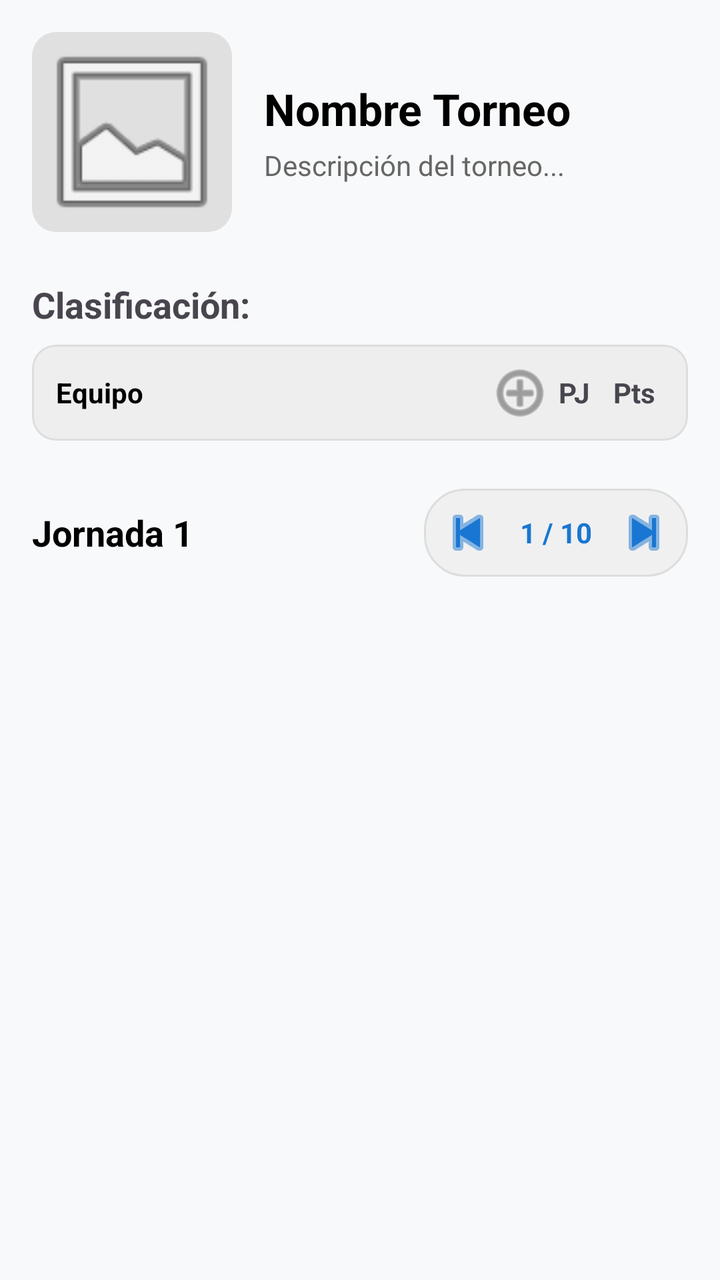
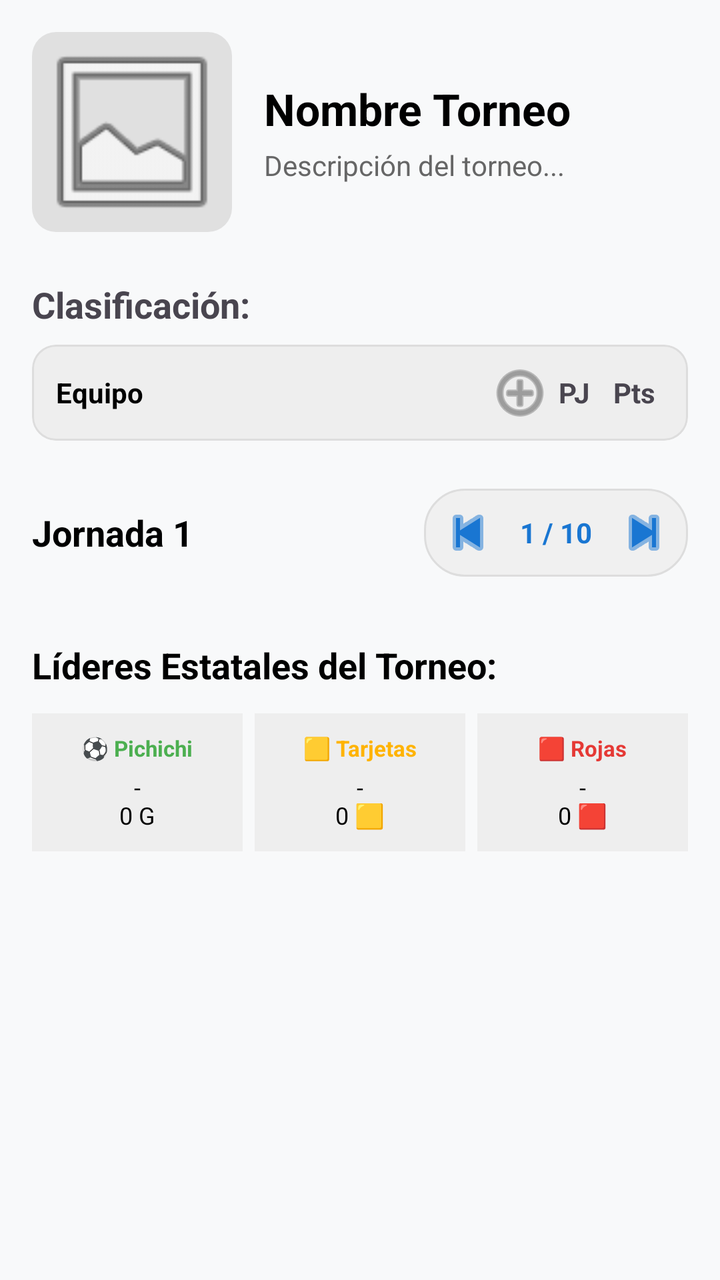

An Android layout rendered at two revisions. The XML below is the earlier revision; the diff shows what the commit changed to produce the second picture.
<!-- AndroidManifest.xml: application theme Theme.TournamentApp -->
<!-- res/layout/fragment_torneo_detalle.xml -->
<?xml version="1.0" encoding="utf-8"?>
<androidx.core.widget.NestedScrollView xmlns:android="http://schemas.android.com/apk/res/android"
    xmlns:app="http://schemas.android.com/apk/res-auto"
    android:layout_width="match_parent"
    android:layout_height="match_parent"
    android:background="#F8F9FA">

    <LinearLayout
        android:layout_width="match_parent"
        android:layout_height="wrap_content"
        android:orientation="vertical"
        android:padding="16dp">

        <LinearLayout
            android:layout_width="match_parent"
            android:layout_height="wrap_content"
            android:orientation="horizontal"
            android:gravity="center_vertical"
            android:layout_marginBottom="24dp">

            <com.google.android.material.imageview.ShapeableImageView
                android:id="@+id/ivDetalleTorneoLogo"
                android:layout_width="100dp"
                android:layout_height="100dp"
                android:scaleType="centerCrop"
                app:shapeAppearanceOverlay="@style/CornerRounded"
                android:src="@android:drawable/ic_menu_gallery"
                android:background="#E0E0E0" />

            <LinearLayout
                android:layout_width="match_parent"
                android:layout_height="wrap_content"
                android:orientation="vertical"
                android:layout_marginStart="16dp">

                <TextView
                    android:id="@+id/tvDetalleTorneoNombre"
                    android:layout_width="wrap_content"
                    android:layout_height="wrap_content"
                    android:text="Nombre Torneo"
                    android:textSize="22sp"
                    android:textStyle="bold"
                    android:textColor="@color/black" />

                <TextView
                    android:id="@+id/tvDetalleTorneoDesc"
                    android:layout_width="wrap_content"
                    android:layout_height="wrap_content"
                    android:text="Descripción del torneo..."
                    android:textSize="14sp"
                    android:textColor="#666666"
                    android:layout_marginTop="4dp" />
            </LinearLayout>
        </LinearLayout>
        <LinearLayout
            android:id="@+id/layoutAdminPanel"
            android:layout_width="match_parent"
            android:layout_height="wrap_content"
            android:orientation="vertical"
            android:visibility="gone"
            android:layout_marginBottom="24dp">

            <com.google.android.material.card.MaterialCardView
                android:layout_width="match_parent"
                android:layout_height="wrap_content"
                app:cardCornerRadius="8dp"
                app:cardBackgroundColor="#E3F2FD"
                app:strokeWidth="0dp"
                android:layout_marginBottom="12dp">

                <LinearLayout
                    android:layout_width="match_parent"
                    android:layout_height="wrap_content"
                    android:orientation="horizontal"
                    android:gravity="center_vertical"
                    android:padding="12dp">

                    <ImageView
                        android:layout_width="24dp"
                        android:layout_height="24dp"
                        android:src="@android:drawable/ic_secure"
                        app:tint="#1976D2" />

                    <TextView
                        android:layout_width="0dp"
                        android:layout_height="wrap_content"
                        android:layout_weight="1"
                        android:text="Código de Invitación:"
                        android:textColor="#1976D2"
                        android:layout_marginStart="8dp"/>

                    <TextView
                        android:id="@+id/tvAdminCodigo"
                        android:layout_width="wrap_content"
                        android:layout_height="wrap_content"
                        android:text="TRN-XXXX"
                        android:textStyle="bold"
                        android:textSize="18sp"
                        android:textColor="#1976D2" />
                </LinearLayout>
            </com.google.android.material.card.MaterialCardView>


                <TextView
                    android:layout_width="wrap_content"
                    android:layout_height="wrap_content"
                    android:text="Co-Administradores del Torneo:"
                    android:textStyle="bold"
                    android:textSize="14sp"
                    android:textColor="#333333"
                    android:layout_marginTop="8dp"
                    android:layout_marginBottom="8dp"/>

                <LinearLayout
                    android:layout_width="match_parent"
                    android:layout_height="wrap_content"
                    android:orientation="horizontal"
                    android:gravity="center_vertical"
                    android:layout_marginBottom="16dp">

                    <ImageButton
                        android:id="@+id/btnAgregarAdmin"
                        android:layout_width="48dp"
                        android:layout_height="48dp"
                        android:src="@android:drawable/ic_input_add"
                        android:background="@android:drawable/screen_background_light_transparent"
                        app:tint="#1976D2"
                        android:layout_marginEnd="8dp"/>

                    <androidx.recyclerview.widget.RecyclerView
                        android:id="@+id/rvAdministradores"
                        android:layout_width="match_parent"
                        android:layout_height="wrap_content"
                        android:layout_marginStart="8dp"
                        android:orientation="horizontal"
                        app:layoutManager="androidx.recyclerview.widget.LinearLayoutManager"/>
                </LinearLayout>

            <com.google.android.material.button.MaterialButton
                android:id="@+id/btnGenerarCalendario"
                android:layout_width="match_parent"
                android:layout_height="60dp"
                android:text="GENERAR CALENDARIO DE PARTIDOS"
                app:icon="@android:drawable/ic_menu_today"
                app:backgroundTint="#FF9800" />

            <com.google.android.material.button.MaterialButton
                android:id="@+id/btnFinalizarTorneo"
                style="@style/Widget.MaterialComponents.Button.OutlinedButton"
                android:layout_width="match_parent"
                android:layout_height="wrap_content"
                android:text="FINALIZAR TORNEO Y ENTREGAR PREMIOS"
                android:textColor="#4CAF50"
                app:strokeColor="#4CAF50"
                android:layout_marginTop="8dp"
                app:icon="@android:drawable/ic_menu_agenda"
                app:iconTint="#4CAF50" />

            <com.google.android.material.button.MaterialButton
                android:id="@+id/btnEliminarTorneo"
                style="@style/Widget.MaterialComponents.Button.TextButton"
                android:layout_width="match_parent"
                android:layout_height="wrap_content"
                android:text="ELIMINAR ESTE TORNEO"
                android:textColor="#D32F2F"
                android:layout_marginTop="8dp"
                app:icon="@android:drawable/ic_menu_delete"
                app:iconTint="#D32F2F" />
        </LinearLayout>

        <TextView
            android:id="@+id/tvTorneoFinalizado"
            android:layout_width="wrap_content"
            android:layout_height="wrap_content"
            android:text="Torneo Finalizado"
            android:layout_gravity="center"
            android:textSize="18sp"
            android:textStyle="bold"
            android:visibility="gone"
            android:layout_marginBottom="8dp" />

        <TextView
            android:layout_width="wrap_content"
            android:layout_height="wrap_content"
            android:text="Clasificación:"
            android:textSize="18sp"
            android:textStyle="bold"
            android:layout_marginBottom="8dp" />

        <com.google.android.material.card.MaterialCardView
            android:layout_width="match_parent"
            android:layout_height="wrap_content"
            app:cardCornerRadius="12dp"
            app:cardElevation="0dp"
            app:strokeWidth="1dp"
            app:strokeColor="#DDDDDD">

            <LinearLayout
                android:layout_width="match_parent"
                android:layout_height="wrap_content"
                android:orientation="vertical">

                <LinearLayout
                    android:layout_width="match_parent"
                    android:layout_height="wrap_content"
                    android:orientation="horizontal"
                    android:padding="12dp"
                    android:gravity="center_vertical"
                    android:background="#EEEEEE">

                    <TextView
                        android:layout_width="0dp"
                        android:layout_height="wrap_content"
                        android:layout_weight="1"
                        android:text="Equipo"
                        android:textStyle="bold"
                        android:textColor="@color/black"/>
                    <ImageButton
                        android:id="@+id/btnToggleStats"
                        android:layout_width="24dp"
                        android:layout_height="24dp"
                        android:layout_marginStart="8dp"
                        android:background="?attr/selectableItemBackgroundBorderless"
                        android:src="@android:drawable/ic_menu_add"
                        app:tint="#666666" />

                    <LinearLayout
                        android:id="@+id/headerDetalle"
                        android:layout_width="wrap_content"
                        android:layout_height="wrap_content"
                        android:orientation="horizontal"
                        android:visibility="gone">
                        <TextView android:layout_width="30dp" android:layout_height="wrap_content" android:text="G" android:gravity="center" android:textStyle="bold"/>
                        <TextView android:layout_width="30dp" android:layout_height="wrap_content" android:text="E" android:gravity="center" android:textStyle="bold"/>
                        <TextView android:layout_width="30dp" android:layout_height="wrap_content" android:text="P" android:gravity="center" android:textStyle="bold"/>
                        <TextView android:layout_width="30dp" android:layout_height="wrap_content" android:text="GF" android:gravity="center" android:textStyle="bold"/>
                        <TextView android:layout_width="30dp" android:layout_height="wrap_content" android:text="GC" android:gravity="center" android:textStyle="bold"/>
                    </LinearLayout>


                    <TextView android:layout_width="30dp" android:layout_height="wrap_content" android:text="PJ" android:gravity="center" android:textStyle="bold"/>
                    <TextView android:layout_width="30dp" android:layout_height="wrap_content" android:text="Pts" android:gravity="center" android:textStyle="bold"/>


                </LinearLayout>

                <androidx.recyclerview.widget.RecyclerView
                    android:id="@+id/rvClasificacion"
                    android:layout_width="match_parent"
                    android:layout_height="wrap_content"
                    android:nestedScrollingEnabled="false" />
            </LinearLayout>
        </com.google.android.material.card.MaterialCardView>

        <LinearLayout
            android:layout_width="match_parent"
            android:layout_height="wrap_content"
            android:orientation="horizontal"
            android:gravity="center_vertical"
            android:layout_marginTop="24dp"
            android:layout_marginBottom="8dp">

            <TextView
                android:id="@+id/tvTituloJornada"
                android:layout_width="0dp"
                android:layout_height="wrap_content"
                android:layout_weight="1"
                android:text="Jornada 1"
                android:textSize="18sp"
                android:textStyle="bold"
                android:textColor="@color/black" />

            <LinearLayout
                android:layout_width="wrap_content"
                android:layout_height="wrap_content"
                android:orientation="horizontal"
                android:gravity="center_vertical"
                android:background="@drawable/bg_selector_jornada"
                android:padding="4dp">

                <ImageButton
                    android:id="@+id/btnJornadaAnterior"
                    android:layout_width="36dp"
                    android:layout_height="36dp"
                    android:src="@android:drawable/ic_media_previous"
                    android:background="?attr/selectableItemBackgroundBorderless"
                    app:tint="#1976D2" />

                <TextView
                    android:id="@+id/tvContadorJornada"
                    android:layout_width="wrap_content"
                    android:layout_height="wrap_content"
                    android:text="1 / 10"
                    android:layout_marginHorizontal="8dp"
                    android:textStyle="bold"
                    android:textColor="#1976D2" />

                <ImageButton
                    android:id="@+id/btnJornadaSiguiente"
                    android:layout_width="36dp"
                    android:layout_height="36dp"
                    android:src="@android:drawable/ic_media_next"
                    android:background="?attr/selectableItemBackgroundBorderless"
                    app:tint="#1976D2" />
            </LinearLayout>
        </LinearLayout>

        <androidx.recyclerview.widget.RecyclerView
            android:id="@+id/rvPartidosJornada"
            android:layout_width="match_parent"
            android:layout_height="wrap_content"
            android:nestedScrollingEnabled="false" />

    </LinearLayout>
</androidx.core.widget.NestedScrollView>
<!-- resources referenced by this layout -->
<resources>
  <color name="black">#FF000000</color>
  <!-- drawable bg_selector_jornada (drawable) -->
  <?xml version="1.0" encoding="utf-8"?>
  <shape xmlns:android="http://schemas.android.com/apk/res/android">
      <solid android:color="#F0F0F0" />
  
      <stroke
          android:width="1dp"
          android:color="#DDDDDD" />
  
      <corners android:radius="20dp" />
  </shape>
  <style name="CornerRounded">
          <item name="cornerFamily">rounded</item>
          <item name="cornerSize">12dp</item>
      </style>
  <style name="Theme.TournamentApp" parent="Base.Theme.TournamentApp" />
  <style name="Base.Theme.TournamentApp" parent="Theme.Material3.DayNight.NoActionBar">
          
          
      </style>
</resources>

<!-- the commit's change to res/layout/fragment_torneo_detalle.xml (unified diff, before → after) -->
@@ -311,5 +311,62 @@
             android:layout_height="wrap_content"
             android:nestedScrollingEnabled="false" />
 
+        <TextView
+            android:layout_width="wrap_content"
+            android:layout_height="wrap_content"
+            android:text="Líderes Estatales del Torneo:"
+            android:textStyle="bold"
+            android:textSize="18sp"
+            android:layout_marginTop="24dp"
+            android:layout_marginBottom="12dp"
+            android:textColor="@color/black" />
+
+        <LinearLayout
+            android:layout_width="match_parent"
+            android:layout_height="wrap_content"
+            android:orientation="horizontal"
+            android:weightSum="3"
+            android:layout_marginBottom="16dp">
+
+            <LinearLayout
+                android:layout_width="0dp"
+                android:layout_height="wrap_content"
+                android:layout_weight="1"
+                android:orientation="vertical"
+                android:gravity="center"
+                android:background="#EEEEEE"
+                android:padding="10dp"
+                android:layout_marginEnd="4dp">
+                <TextView android:layout_width="wrap_content" android:layout_height="wrap_content" android:text="⚽ Pichichi" android:textSize="11sp" android:textStyle="bold" android:textColor="#4CAF50"/>
+                <TextView android:id="@+id/tvTorneoPichichi" android:layout_width="wrap_content" android:layout_height="wrap_content" android:text="-\n0 G" android:gravity="center" android:textSize="12sp" android:textColor="@color/black" android:layout_marginTop="4dp"/>
+            </LinearLayout>
+
+            <LinearLayout
+                android:layout_width="0dp"
+                android:layout_height="wrap_content"
+                android:layout_weight="1"
+                android:orientation="vertical"
+                android:gravity="center"
+                android:background="#EEEEEE"
+                android:padding="10dp"
+                android:layout_marginHorizontal="2dp">
+                <TextView android:layout_width="wrap_content" android:layout_height="wrap_content" android:text="🟨 Tarjetas" android:textSize="11sp" android:textStyle="bold" android:textColor="#FFB300"/>
+                <TextView android:id="@+id/tvTorneoAmarillas" android:layout_width="wrap_content" android:layout_height="wrap_content" android:text="-\n0 🟨" android:gravity="center" android:textSize="12sp" android:textColor="@color/black" android:layout_marginTop="4dp"/>
+            </LinearLayout>
+
+            <LinearLayout
+                android:layout_width="0dp"
+                android:layout_height="wrap_content"
+                android:layout_weight="1"
+                android:orientation="vertical"
+                android:gravity="center"
+                android:background="#EEEEEE"
+                android:padding="10dp"
+                android:layout_marginStart="4dp">
+                <TextView android:layout_width="wrap_content" android:layout_height="wrap_content" android:text="🟥 Rojas" android:textSize="11sp" android:textStyle="bold" android:textColor="#E53935"/>
+                <TextView android:id="@+id/tvTorneoRojas" android:layout_width="wrap_content" android:layout_height="wrap_content" android:text="-\n0 🟥" android:gravity="center" android:textSize="12sp" android:textColor="@color/black" android:layout_marginTop="4dp"/>
+            </LinearLayout>
+        </LinearLayout>
+
     </LinearLayout>
 </androidx.core.widget.NestedScrollView>
